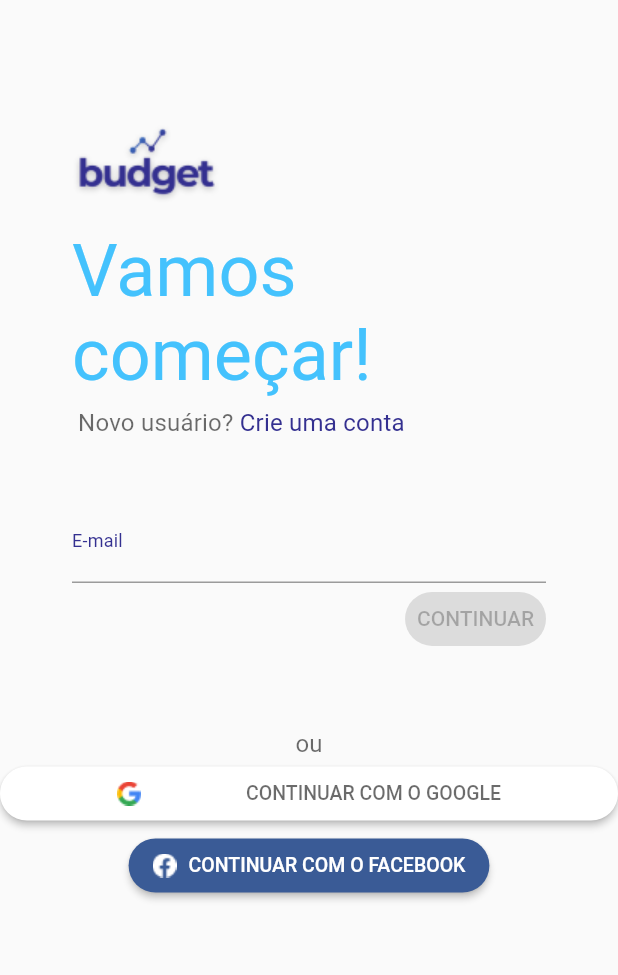
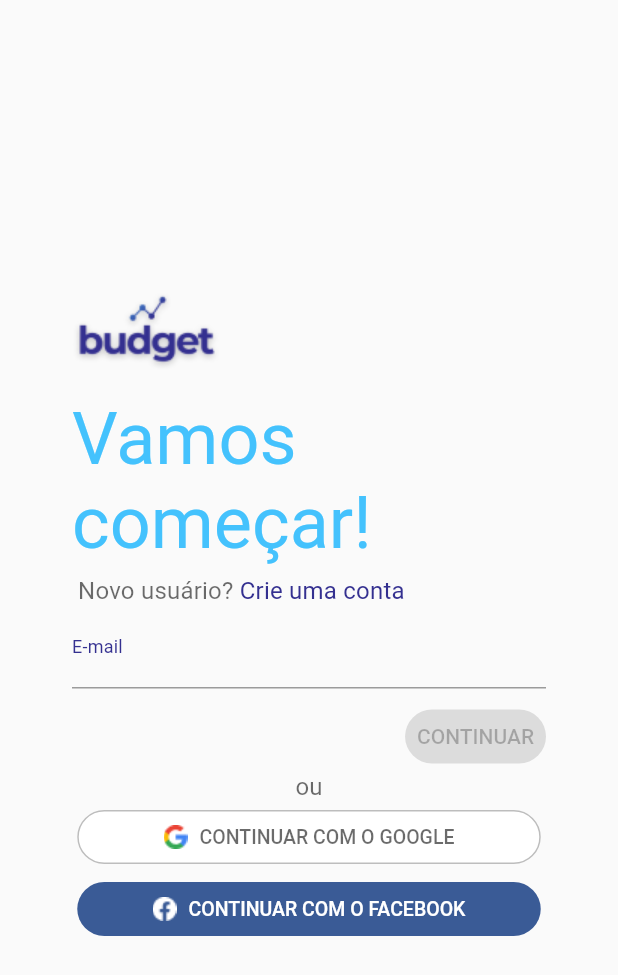
Before and after one commit to devguusta/RaroAcademy_Budget, a Flutter app: the screen it shows after launch, on a phone screen of 412 x 824 dp. Shown: the top 975 px of the screen. Run offline on Flutter 3.47's test engine with Material 2 defaults, Android fonts, the phone set to English and light mode, and no system bars; our stand-ins replace connectivity, firebase_core; missing offline and left inert: animated_card, cpf_cnpj_validator; accounts and stored records are empty; project files that could hold a hidden picture were left out.

Commit message:
atualiza botoes

```diff
--- a/lib/modules/login-page/initial_login_page.dart
+++ b/lib/modules/login-page/initial_login_page.dart
@@ -16,24 +16,20 @@ class InitialLoginPage extends StatefulWidget {
 class _InitialLoginPageState extends State<InitialLoginPage> {
   @override
   Widget build(BuildContext context) {
-    Size size = MediaQuery.of(context).size;
-    return Scaffold(
-      resizeToAvoidBottomInset: false,
-      body: SingleChildScrollView(
+    return SafeArea(
+      child: Scaffold(
+        body: Center(
+          child: SingleChildScrollView(
             child: Column(
               crossAxisAlignment: CrossAxisAlignment.start,
               mainAxisSize: MainAxisSize.min,
               children: [
-            SizedBox(height: size.height * 0.1),
-            Visibility(
-              visible: MediaQuery.of(context).viewInsets.bottom == 0,
-              child: Padding(
+                Padding(
                   padding: const EdgeInsets.only(left: 48.0),
                   child: AnimatedCard(
                     direction: AnimatedCardDirection.top,
-                  duration: const Duration(milliseconds: 400),
+                    duration: const Duration(milliseconds: 200),
                     child: Image.asset(AppImages.logoBudget),
-                ),
                   ),
                 ),
                 const Padding(
@@ -63,9 +59,10 @@ class _InitialLoginPageState extends State<InitialLoginPage> {
                     ],
                   ),
                 ),
-            SizedBox(height: size.height * 0.05),
                 const SingleEmailFormWidget(),
               ],
+            ),
+          ),
         ),
       ),
     );
--- a/lib/modules/login-page/widgets/facebook_button_widget.dart
+++ b/lib/modules/login-page/widgets/facebook_button_widget.dart
@@ -8,8 +8,13 @@ class FacebookButtonWidget extends StatelessWidget {
 
   @override
   Widget build(BuildContext context) {
-    return ElevatedButton(
+    return Padding(
+      padding: const EdgeInsets.symmetric(horizontal: 48.0),
+      child: FittedBox(
+        fit: BoxFit.cover,
+        child: TextButton(
           style: TextButton.styleFrom(
+            fixedSize: Size(MediaQuery.of(context).size.width * 0.75, 36.0),
             primary: AppColors.kWhite,
             backgroundColor: AppColors.kBackgroundFacebookButtonColors,
             shape: RoundedRectangleBorder(
@@ -18,8 +23,8 @@ class FacebookButtonWidget extends StatelessWidget {
           ),
           onPressed: () {},
           child: Row(
+            mainAxisSize: MainAxisSize.min,
             mainAxisAlignment: MainAxisAlignment.spaceEvenly,
-        mainAxisSize: MainAxisSize.min,
             children: [
               Padding(
                 padding: const EdgeInsets.only(right: 8.0),
@@ -32,6 +37,8 @@ class FacebookButtonWidget extends StatelessWidget {
               )
             ],
           ),
+        ),
+      ),
     );
   }
 }
--- a/lib/modules/login-page/widgets/get_started_button_widget.dart
+++ b/lib/modules/login-page/widgets/get_started_button_widget.dart
@@ -20,7 +20,7 @@ class _GetStartedButtonWidgetState extends State<GetStartedButtonWidget> {
   @override
   Widget build(BuildContext context) {
     return Padding(
-      padding: const EdgeInsets.only(right: 48.0),
+      padding: const EdgeInsets.only(right: 48.0, top: 8.0),
       child: Align(
         alignment: Alignment.centerRight,
         child: TextButton(
--- a/lib/modules/login-page/widgets/google_button_widget.dart
+++ b/lib/modules/login-page/widgets/google_button_widget.dart
@@ -8,16 +8,26 @@ class GoogleButtonWidget extends StatelessWidget {
 
   @override
   Widget build(BuildContext context) {
-    return ElevatedButton(
+    return Padding(
+      padding: const EdgeInsets.symmetric(horizontal: 48.0),
+      child: FittedBox(
+        fit: BoxFit.cover,
+        child: TextButton(
           style: TextButton.styleFrom(
+            fixedSize: Size(MediaQuery.of(context).size.width * 0.75, 36.0),
             primary: AppColors.kTextButtonColor,
             backgroundColor: AppColors.kWhite,
             shape: RoundedRectangleBorder(
+              side: BorderSide(
+                width: 1,
+                color: AppColors.kGetStartedBorderButton,
+              ),
               borderRadius: BorderRadius.circular(20),
             ),
           ),
           onPressed: () {},
           child: Row(
+            mainAxisSize: MainAxisSize.min,
             mainAxisAlignment: MainAxisAlignment.spaceEvenly,
             children: [
               Padding(
@@ -30,6 +40,8 @@ class GoogleButtonWidget extends StatelessWidget {
               )
             ],
           ),
+        ),
+      ),
     );
   }
 }
--- a/lib/modules/login-page/widgets/single_email_form_widget.dart
+++ b/lib/modules/login-page/widgets/single_email_form_widget.dart
@@ -42,7 +42,6 @@ class _SingleEmailFormWidgetState extends State<SingleEmailFormWidget> {
             keyboardType: TextInputType.emailAddress,
           ),
           GetStartedButtonWidget(formKey: _formKey),
-          SizedBox(height: MediaQuery.of(context).size.height * 0.06),
           const Text(
             "ou",
             style: AppTextStyles.kSecondaryTextLoginPage,
--- a/lib/util/constants/app_colors.dart
+++ b/lib/util/constants/app_colors.dart
@@ -8,6 +8,7 @@ class AppColors {
   static const Color kPink = Color(0xFFF5487F);
   static const Color kYellow = Color(0xFFFAC736);
   static const Color kWhite = Color(0xFFFFFFFF);
+  static const Color kGetStartedBorderButton = Color(0xFFBDBDBD);
   static const Color kTextButtonColor = Color.fromRGBO(0, 0, 0, 0.58);
   static const Color kContinueButton = Color.fromRGBO(0, 0, 0, 0.12);
   static const Color kContinueTextButton = Color.fromRGBO(0, 0, 0, 0.26);
```
Lines whose indentation alone changed are shown as unchanged.
